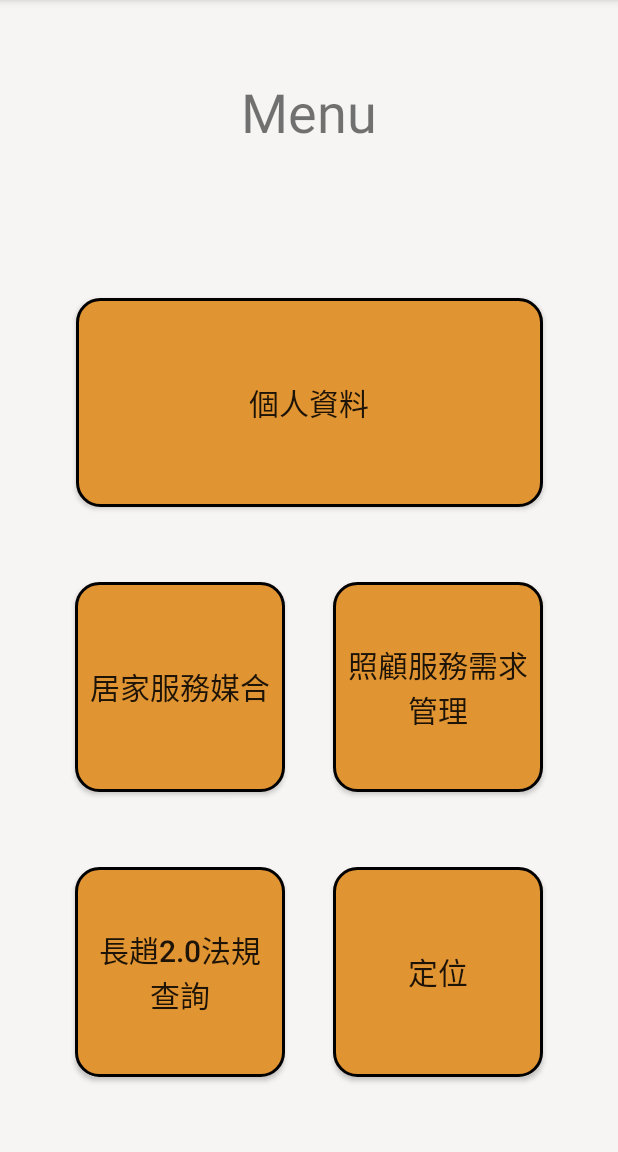
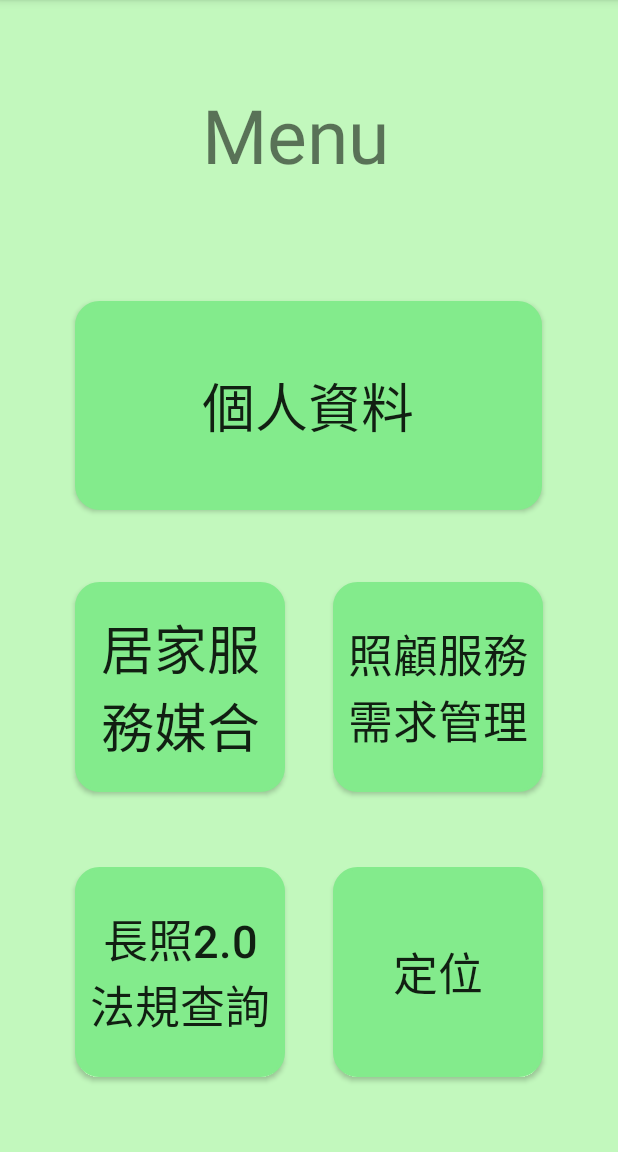
Before and after one commit to peter-kong/-APP, an Android app: the Menu screen opened directly, with no data from a screen before it, on a phone screen of 412 x 824 dp, the part 84-1236 px from its top. Run offline under Robolectric (Android 15) with nearby library versions, the phone set to English and light mode, and no system bars.

Commit message:
底色更改

```diff
--- a/Thematic/app/src/main/java/com/example/thematic/Menu.java
+++ b/Thematic/app/src/main/java/com/example/thematic/Menu.java
@@ -18,14 +18,12 @@ public class Menu extends AppCompatActivity {
         補助規則分類 = (Button)findViewById(R.id.補助規則分類);
         客製化 = (Button)findViewById(R.id.客製化);
         定位 = (Button)findViewById(R.id.定位);
-        使用紀錄 = (Button)findViewById(R.id.使用紀錄);
         媒合功能 = (Button)findViewById(R.id.媒合功能);
         個人資料 = (Button)findViewById(R.id.個人資料);
 
         Button nextPage1 = (Button)findViewById(R.id.補助規則分類);
         Button nextPage2 = (Button)findViewById(R.id.客製化);
         Button nextPage3 = (Button)findViewById(R.id.定位);
-        Button nextPage4 = (Button)findViewById(R.id.使用紀錄);
         Button nextPage5 = (Button)findViewById(R.id.媒合功能);
         Button nextPage6 = (Button)findViewById(R.id.個人資料);
 /*
--- a/Thematic/app/src/main/res/drawable/shape_rectangle.xml
+++ b/Thematic/app/src/main/res/drawable/shape_rectangle.xml
@@ -3,7 +3,7 @@
 <shape xmlns:android="http://schemas.android.com/apk/res/android"
     android:shape="rectangle">
     <!-- 顏色 -->
-    <solid android:color="#E09432" />
+    <solid android:color="#83EB8C" />
     <!-- 文字與邊框的間距 -->
     <padding
         android:top="10dp"
@@ -16,7 +16,7 @@
     <!-- 邊框線 -->
     <stroke
         android:width="2dp"
-        android:color="@android:color/black"
+        android:color="#83EB8C"
         android:dashGap="0dp"
         android:dashWidth="0dp" />
 </shape>
--- a/Thematic/app/src/main/res/layout/activity_main.xml
+++ b/Thematic/app/src/main/res/layout/activity_main.xml
@@ -4,7 +4,7 @@
     xmlns:tools="http://schemas.android.com/tools"
     android:layout_width="match_parent"
     android:layout_height="match_parent"
-    android:background="#EEEAEA"
+    android:background="#C2F8BD"
     tools:context=".MainActivity">
 
     <Button
@@ -15,6 +15,7 @@
         android:layout_marginStart="61dp"
         android:layout_marginLeft="61dp"
         android:layout_marginTop="39dp"
+        android:background="#A6ECA1"
         android:text="@string/Login"
         app:layout_constraintStart_toStartOf="parent"
         app:layout_constraintTop_toBottomOf="@+id/Passward" />
@@ -29,6 +30,7 @@
         android:layout_marginTop="39dp"
         android:layout_marginEnd="54dp"
         android:layout_marginRight="54dp"
+        android:background="#A6ECA1"
         android:text="註冊"
         app:layout_constraintEnd_toEndOf="parent"
         app:layout_constraintHorizontal_bias="0.0"
--- a/Thematic/app/src/main/res/layout/activity_menu.xml
+++ b/Thematic/app/src/main/res/layout/activity_menu.xml
@@ -4,7 +4,7 @@
     xmlns:tools="http://schemas.android.com/tools"
     android:layout_width="match_parent"
     android:layout_height="match_parent"
-    android:background="#F7F5F3"
+    android:background="#C2F8BD"
     tools:context=".Menu">
 
     <Button
@@ -17,7 +17,7 @@
         android:background="@drawable/shape_rectangle"
         android:hapticFeedbackEnabled="false"
         android:text="照顧服務需求管理"
-        android:textSize="20sp"
+        android:textSize="30dp"
         app:layout_constraintBottom_toTopOf="@+id/定位"
         app:layout_constraintEnd_toEndOf="parent" />
 
@@ -30,8 +30,8 @@
         android:layout_marginBottom="50dp"
         android:background="@drawable/shape_rectangle"
         android:hapticFeedbackEnabled="false"
-        android:text="長趙2.0法規查詢"
-        android:textSize="20sp"
+        android:text="長照2.0法規查詢"
+        android:textSize="30dp"
         app:layout_constraintBottom_toBottomOf="parent"
         app:layout_constraintStart_toStartOf="parent" />
 
@@ -44,7 +44,7 @@
         android:layout_marginBottom="50dp"
         android:background="@drawable/shape_rectangle"
         android:text="@string/定位"
-        android:textSize="20sp"
+        android:textSize="30dp"
         app:layout_constraintBottom_toBottomOf="parent"
         app:layout_constraintEnd_toEndOf="parent" />
 
@@ -57,7 +57,7 @@
         android:layout_marginBottom="50dp"
         android:background="@drawable/shape_rectangle"
         android:text="居家服務媒合"
-        android:textSize="20sp"
+        android:textSize="35dp"
         app:layout_constraintBottom_toTopOf="@+id/補助規則分類"
         app:layout_constraintStart_toStartOf="parent" />
 
@@ -69,26 +69,28 @@
         android:layout_marginLeft="50dp"
         android:layout_marginEnd="50dp"
         android:layout_marginRight="50dp"
-        android:layout_marginBottom="50dp"
+        android:layout_marginBottom="48dp"
         android:background="@drawable/shape_rectangle"
         android:text="@string/個人資料"
-        android:textSize="20sp"
+        android:textSize="35dp"
         app:layout_constraintBottom_toTopOf="@+id/客製化"
         app:layout_constraintEnd_toEndOf="parent"
+        app:layout_constraintHorizontal_bias="0.0"
         app:layout_constraintStart_toStartOf="parent" />
 
     <TextView
         android:id="@+id/textView2"
-        android:layout_width="wrap_content"
-        android:layout_height="wrap_content"
+        android:layout_width="142dp"
+        android:layout_height="67dp"
         android:layout_marginStart="176dp"
         android:layout_marginLeft="176dp"
-        android:layout_marginTop="50dp"
+        android:layout_marginTop="56dp"
         android:layout_marginEnd="176dp"
         android:layout_marginRight="176dp"
         android:text="Menu"
-        android:textSize="36sp"
+        android:textSize="50dp"
         app:layout_constraintEnd_toEndOf="parent"
+        app:layout_constraintHorizontal_bias="0.506"
         app:layout_constraintStart_toStartOf="parent"
         app:layout_constraintTop_toTopOf="parent" />
 
--- a/Thematic/app/src/main/res/layout/activity_people__selection.xml
+++ b/Thematic/app/src/main/res/layout/activity_people__selection.xml
@@ -4,6 +4,7 @@
     xmlns:tools="http://schemas.android.com/tools"
     android:layout_width="match_parent"
     android:layout_height="match_parent"
+    android:background="#C2F8BD"
     tools:context=".People_Selection">
 
     <Button
--- a/Thematic/app/src/main/res/layout/activity_personal_data.xml
+++ b/Thematic/app/src/main/res/layout/activity_personal_data.xml
@@ -4,6 +4,7 @@
     xmlns:tools="http://schemas.android.com/tools"
     android:layout_width="match_parent"
     android:layout_height="match_parent"
+    android:background="#C2F8BD"
     tools:context=".PersonalData">
 
     <ImageButton
--- a/Thematic/app/src/main/res/layout/activity_register.xml
+++ b/Thematic/app/src/main/res/layout/activity_register.xml
@@ -4,6 +4,7 @@
     xmlns:tools="http://schemas.android.com/tools"
     android:layout_width="match_parent"
     android:layout_height="match_parent"
+    android:background="#C2F8BD"
     tools:context=".Activity_register">
 
     <TextView
@@ -210,6 +211,7 @@
         android:layout_marginStart="72dp"
         android:layout_marginLeft="72dp"
         android:layout_marginTop="80dp"
+        android:background="#A6ECA1"
         android:text="確定"
         app:layout_constraintStart_toStartOf="parent"
         app:layout_constraintTop_toBottomOf="@+id/editText4" />
@@ -221,6 +223,7 @@
         android:layout_marginTop="80dp"
         android:layout_marginEnd="96dp"
         android:layout_marginRight="96dp"
+        android:background="#A6ECA1"
         android:text="重填"
         app:layout_constraintEnd_toEndOf="parent"
         app:layout_constraintTop_toBottomOf="@+id/editText11" />
--- a/Thematic/app/src/main/res/layout/activity_service_check.xml
+++ b/Thematic/app/src/main/res/layout/activity_service_check.xml
@@ -4,6 +4,7 @@
     xmlns:tools="http://schemas.android.com/tools"
     android:layout_width="match_parent"
     android:layout_height="match_parent"
+    android:background="#C2F8BD"
     tools:context=".ServiceCheck">
 
     <TextView
```
